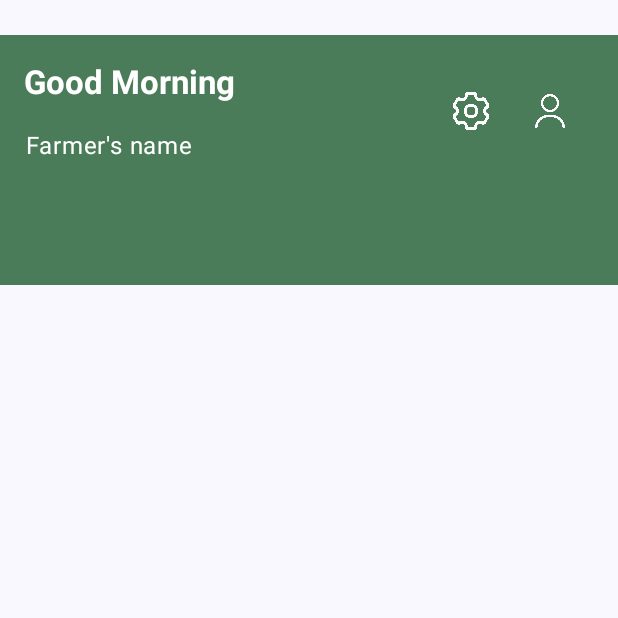
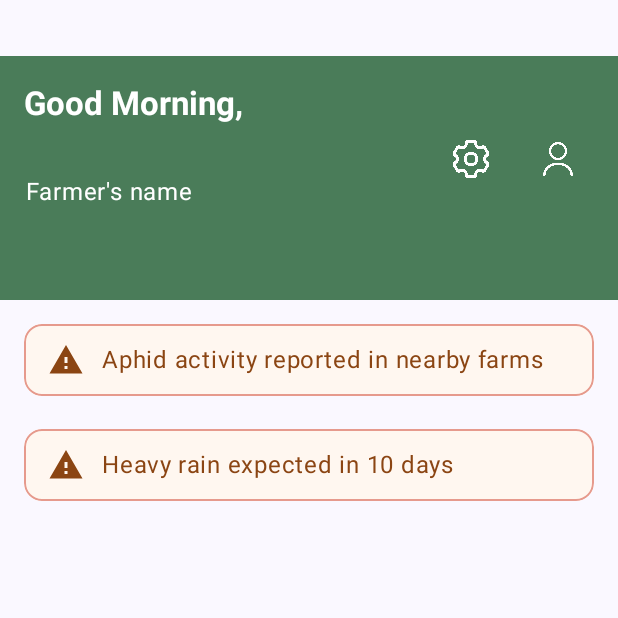
Before and after one commit to Parth4210/SmartCropAdvisorySystem, an Android app built with Jetpack Compose: the screen it shows after launch (MainActivity), on a phone screen of 412 x 824 dp, the top half of it. Run offline under Robolectric (Android 15) with nearby library versions, the phone set to English and light mode, and no system bars.

Commit message:
Added Warnings On the Main Page.

```diff
--- a/app/src/main/java/com/samadhanl/smartcropadivsorysystem/MainActivity.kt
+++ b/app/src/main/java/com/samadhanl/smartcropadivsorysystem/MainActivity.kt
@@ -7,20 +7,27 @@ import androidx.activity.compose.setContent
 import androidx.activity.enableEdgeToEdge
 import androidx.compose.foundation.Image
 import androidx.compose.foundation.background
+import androidx.compose.foundation.border
 import androidx.compose.foundation.layout.*
 import androidx.compose.foundation.shape.RoundedCornerShape
+import androidx.compose.material.icons.Icons
+import androidx.compose.material.icons.filled.Warning
 import androidx.compose.material3.*
+import androidx.compose.material3.ExperimentalMaterial3Api
+import androidx.compose.runtime.Composable
 import androidx.compose.runtime.LaunchedEffect
 import androidx.compose.runtime.mutableStateOf
 import androidx.compose.runtime.remember
 import androidx.compose.ui.Alignment
 import androidx.compose.ui.Modifier
+import androidx.compose.ui.draw.clip
 import androidx.compose.ui.graphics.Color
 import androidx.compose.ui.graphics.ColorFilter
 import androidx.compose.ui.graphics.painter.Painter
 import androidx.compose.ui.platform.LocalContext
 import androidx.compose.ui.res.painterResource
 import androidx.compose.ui.text.font.FontWeight
+import androidx.compose.ui.tooling.preview.Preview
 import androidx.compose.ui.unit.dp
 import androidx.compose.ui.unit.sp
 import java.io.File
@@ -43,7 +50,7 @@ class MainActivity : ComponentActivity() {
                     val curr_hour = calendar.get(Calendar.HOUR_OF_DAY)
                     curr_time = curr_hour
                     if (curr_time > 4 && curr_time < 12) {
-                        return "Good Morning"
+                        return "Good Morning,"
                     } else if (curr_time > 12 && curr_time < 4) {
                         return "Good Afternoon,"
                     } else if (curr_time == 12) {
@@ -59,8 +66,8 @@ class MainActivity : ComponentActivity() {
                         TopAppBar(
                             modifier = Modifier
                                 .fillMaxWidth()
-                                .height(190.dp)
-                                .padding(top = 23.dp),
+                                .height(200.dp)
+                                .padding(top = 37.dp),
                             title = { Text(text = greet , fontWeight = FontWeight.Bold) },
                             colors = TopAppBarDefaults.topAppBarColors(
                                 containerColor = Color(0xFF4A7C59),
@@ -68,12 +75,12 @@ class MainActivity : ComponentActivity() {
                             ),
                         )
                             Text(text = name1.value,
-                                modifier = Modifier.padding(top = 85.dp, start = 17.dp),
+                                modifier = Modifier.padding(top = 116.dp, start = 17.dp),
                                 color = Color.White
                             )
                         Button(
                             onClick = {},
-                            modifier = Modifier.padding(start = 277.dp, top = 50.dp)
+                            modifier = Modifier.padding(start = 277.dp, top = 82.dp)
                                 .background(color = Color.Transparent),
                             colors = ButtonDefaults.buttonColors(
                                 containerColor = Color.Transparent
@@ -90,7 +97,7 @@ class MainActivity : ComponentActivity() {
                         }
                         Button(
                             onClick = {},
-                            modifier = Modifier.padding(start = 330.dp, top = 50.dp)
+                            modifier = Modifier.padding(start = 335.dp, top = 82.dp)
                                 .background(color = Color.Transparent),
                             colors = ButtonDefaults.buttonColors(
                                 containerColor = Color.Transparent
@@ -111,15 +118,70 @@ class MainActivity : ComponentActivity() {
                     Column(
                         modifier = Modifier
                             .fillMaxSize()
-                            .padding(innerPadding)
-                            .padding(200.dp),
-                        verticalArrangement = Arrangement.Top,
+                            .padding(innerPadding),
+
+                        // these are the fucking modifiers to move the fucking banner
+
+                        verticalArrangement = Arrangement.spacedBy(-10.dp),
                         horizontalAlignment = Alignment.CenterHorizontally
                     ) {
+                        WarningBanner(
+                            message = "Aphid activity reported in nearby farms",
+                            modifier = Modifier.padding(16.dp) //
+                        )
+                        WarningBanner(
+                            message = "Heavy rain expected in 10 days",
+                            modifier = Modifier.padding(16.dp)
+                        )
 
                     }
+
+
                 }
+
             }
         }
     }
 }
+
+@Composable
+fun WarningBanner(
+    message: String,
+    modifier: Modifier = Modifier
+) {
+    val backgroundColor = Color(0xFFFFF7F0)
+    val borderColor = Color(0xFFE69A8D)
+    val contentColor = Color(0xFF8B4513)
+
+    Row(
+        modifier = modifier
+            .fillMaxWidth()
+            .clip(RoundedCornerShape(12.dp))
+            .border(
+                width = 1.dp,
+                color = borderColor,
+                shape = RoundedCornerShape(12.dp)
+            )
+            .background(backgroundColor)
+            .padding(horizontal = 16.dp, vertical = 12.dp),
+        verticalAlignment = Alignment.CenterVertically,
+        horizontalArrangement = Arrangement.spacedBy(12.dp)
+    ) {
+        Icon(
+            imageVector = Icons.Default.Warning,
+            contentDescription = "Warning Icon",
+            tint = contentColor,
+            modifier = Modifier.size(24.dp)
+        )
+        Text(
+            text = message,
+            color = contentColor
+        )
+    }
+}
+
+@Preview(showBackground = true)
+@Composable
+fun WarningBannerPreview() {
+    WarningBanner(message = "Aphid activity reported in nearby farms")
+}
--- a/gradle/libs.versions.toml
+++ b/gradle/libs.versions.toml
@@ -8,6 +8,8 @@ espressoCore = "3.7.0"
 lifecycleRuntimeKtx = "2.9.4"
 activityCompose = "1.11.0"
 composeBom = "2024.09.00"
+material3 = "1.3.2"
+runtime = "1.9.1"
 
 [libraries]
 androidx-core-ktx = { group = "androidx.core", name = "core-ktx", version.ref = "coreKtx" }
@@ -24,6 +26,8 @@ androidx-compose-ui-tooling-preview = { group = "androidx.compose.ui", name = "u
 androidx-compose-ui-test-manifest = { group = "androidx.compose.ui", name = "ui-test-manifest" }
 androidx-compose-ui-test-junit4 = { group = "androidx.compose.ui", name = "ui-test-junit4" }
 androidx-compose-material3 = { group = "androidx.compose.material3", name = "material3" }
+androidx-material3 = { group = "androidx.compose.material3", name = "material3", version.ref = "material3" }
+androidx-compose-runtime = { group = "androidx.compose.runtime", name = "runtime", version.ref = "runtime" }
 
 [plugins]
 android-application = { id = "com.android.application", version.ref = "agp" }
```
Also changed, not shown: app/build.gradle.kts (+10 -0 lines), app/src/main/libs.versions.toml (added, +8 -0 lines).
